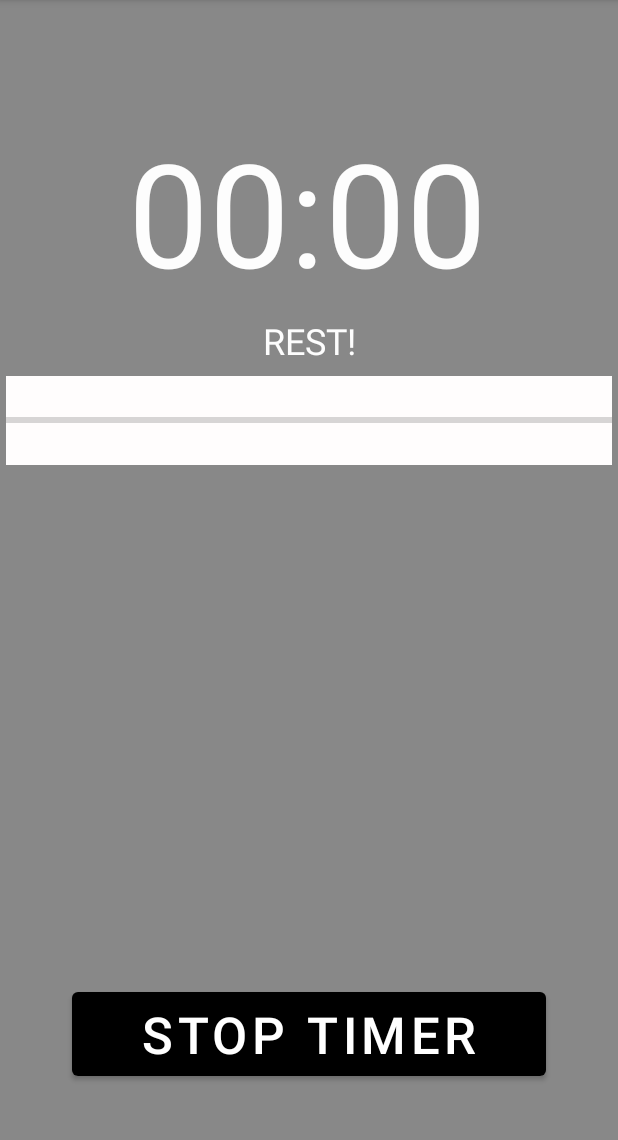
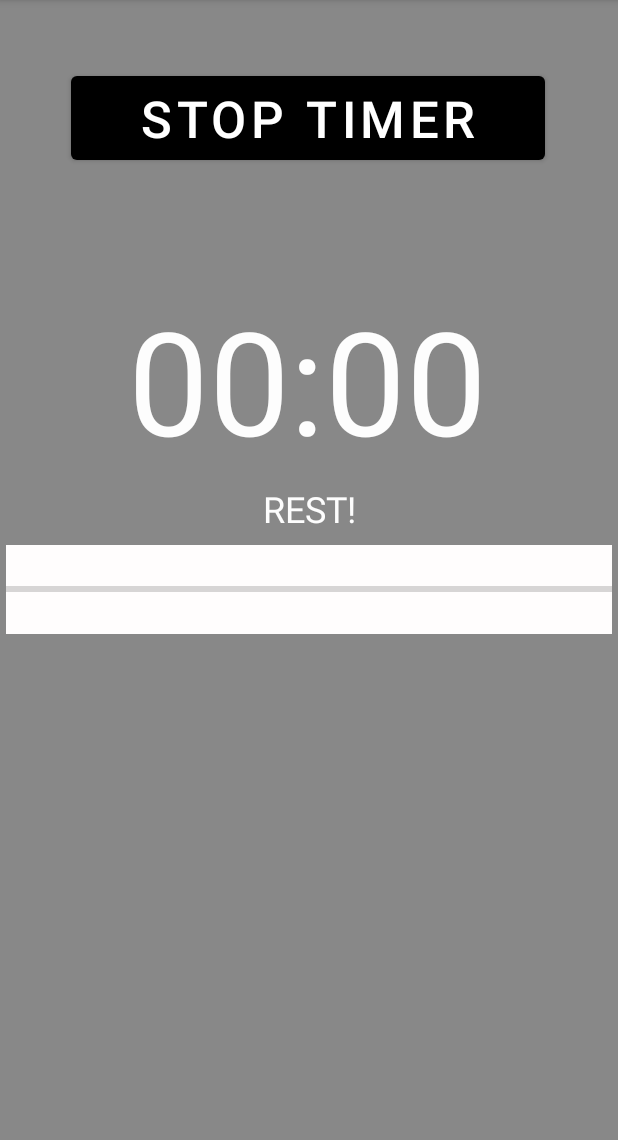
Before and after one commit to Thumbness/Task_4.1, an Android app: the screen it shows after launch (MainActivity), after a tap on "START TIMER", on a phone screen of 412 x 824 dp, the part 84-1224 px from its top. Run offline under Robolectric (Android 15) with nearby library versions, the phone set to English and light mode, and no system bars; 2 statements that could not run were skipped.

Commit message:
Update EditViews to only allow numerical input

```diff
--- a/app/src/main/res/layout/activity_main.xml
+++ b/app/src/main/res/layout/activity_main.xml
@@ -23,7 +23,8 @@
         app:layout_constraintEnd_toEndOf="parent"
         app:layout_constraintHorizontal_bias="0.0"
         app:layout_constraintStart_toStartOf="parent"
-        app:layout_constraintTop_toTopOf="parent" />
+        app:layout_constraintTop_toBottomOf="@+id/btn_stop"
+        app:layout_constraintVertical_bias="0.5" />
 
     <ProgressBar
         android:id="@+id/progress_bar"
@@ -38,35 +39,8 @@
         app:layout_constraintEnd_toEndOf="parent"
         app:layout_constraintHorizontal_bias="0.5"
         app:layout_constraintStart_toStartOf="parent"
-        app:layout_constraintTop_toBottomOf="@+id/tv_time_remaining" />
-
-    <EditText
-        android:id="@+id/et_workout_duration"
-        android:layout_width="0dp"
-        android:layout_height="wrap_content"
-        android:background="#FFFFFF"
-        android:hint="@string/workout_time"
-        android:minHeight="48dp"
-        android:textAlignment="center"
-        app:layout_constraintBottom_toTopOf="@+id/et_rest_duration"
-        app:layout_constraintEnd_toEndOf="parent"
-        app:layout_constraintHorizontal_bias="0.5"
-        app:layout_constraintStart_toStartOf="parent"
-        app:layout_constraintTop_toBottomOf="@+id/progress_bar" />
-
-    <EditText
-        android:id="@+id/et_rest_duration"
-        android:layout_width="0dp"
-        android:layout_height="wrap_content"
-        android:background="#FFFFFF"
-        android:hint="@string/rest_time"
-        android:minHeight="48dp"
-        android:textAlignment="center"
-        app:layout_constraintBottom_toTopOf="@+id/btn_start"
-        app:layout_constraintEnd_toEndOf="parent"
-        app:layout_constraintHorizontal_bias="0.5"
-        app:layout_constraintStart_toStartOf="parent"
-        app:layout_constraintTop_toBottomOf="@+id/et_workout_duration" />
+        app:layout_constraintTop_toBottomOf="@+id/tv_time_remaining"
+        app:layout_constraintVertical_bias="0.5" />
 
     <Button
         android:id="@+id/btn_start"
@@ -75,11 +49,12 @@
         android:text="@string/start_timer"
         android:textSize="34sp"
         app:backgroundTint="#000000"
-        app:layout_constraintBottom_toTopOf="@+id/btn_stop"
+        app:layout_constraintBottom_toBottomOf="parent"
         app:layout_constraintEnd_toEndOf="parent"
         app:layout_constraintHorizontal_bias="0.5"
         app:layout_constraintStart_toStartOf="parent"
-        app:layout_constraintTop_toBottomOf="@+id/et_rest_duration" />
+        app:layout_constraintTop_toBottomOf="@+id/et_rest_duration"
+        app:layout_constraintVertical_bias="0.5" />
 
     <Button
         android:id="@+id/btn_stop"
@@ -88,11 +63,12 @@
         android:text="@string/stop_timer"
         android:textSize="34sp"
         app:backgroundTint="#000000"
-        app:layout_constraintBottom_toBottomOf="parent"
+        app:layout_constraintBottom_toTopOf="@+id/tv_time_remaining"
         app:layout_constraintEnd_toEndOf="parent"
-        app:layout_constraintHorizontal_bias="0.5"
+        app:layout_constraintHorizontal_bias="0.494"
         app:layout_constraintStart_toStartOf="parent"
-        app:layout_constraintTop_toBottomOf="@+id/btn_start" />
+        app:layout_constraintTop_toTopOf="parent"
+        app:layout_constraintVertical_bias="0.5" />
 
     <TextView
         android:id="@+id/goStopTextView"
@@ -106,5 +82,36 @@
         app:layout_constraintBottom_toTopOf="@+id/progress_bar"
         app:layout_constraintEnd_toEndOf="parent"
         app:layout_constraintStart_toStartOf="parent"
-        app:layout_constraintTop_toBottomOf="@+id/tv_time_remaining" />
+        app:layout_constraintTop_toBottomOf="@+id/tv_time_remaining"
+        app:layout_constraintVertical_bias="0.5" />
+
+    <EditText
+        android:id="@+id/et_workout_duration"
+        android:layout_width="287dp"
+        android:layout_height="48dp"
+        android:background="#FFFFFF"
+        android:ems="10"
+        android:hint="@string/workout_time"
+        android:inputType="number"
+        android:textAlignment="center"
+        app:layout_constraintBottom_toTopOf="@+id/et_rest_duration"
+        app:layout_constraintEnd_toEndOf="parent"
+        app:layout_constraintStart_toStartOf="parent"
+        app:layout_constraintTop_toBottomOf="@+id/progress_bar"
+        app:layout_constraintVertical_bias="0.5" />
+
+    <EditText
+        android:id="@+id/et_rest_duration"
+        android:layout_width="281dp"
+        android:layout_height="48dp"
+        android:background="#FFFFFF"
+        android:ems="10"
+        android:hint="@string/rest_time"
+        android:inputType="number"
+        android:textAlignment="center"
+        app:layout_constraintBottom_toTopOf="@+id/btn_start"
+        app:layout_constraintEnd_toEndOf="parent"
+        app:layout_constraintStart_toStartOf="parent"
+        app:layout_constraintTop_toBottomOf="@+id/et_workout_duration"
+        app:layout_constraintVertical_bias="0.5" />
 </androidx.constraintlayout.widget.ConstraintLayout>
```
